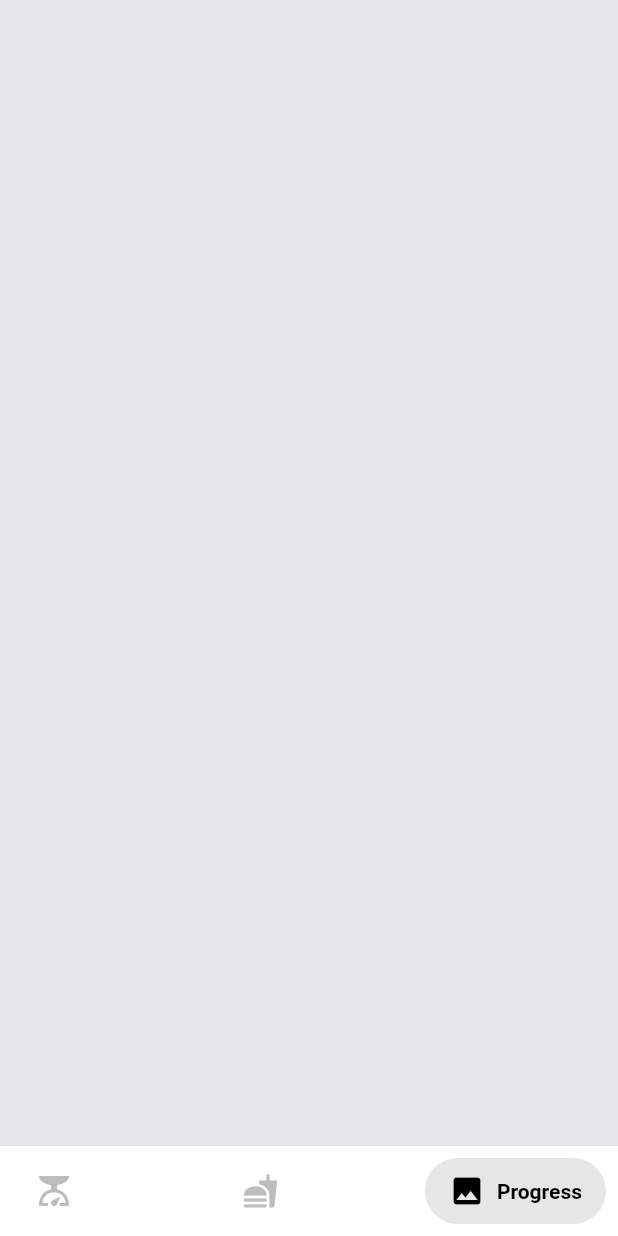
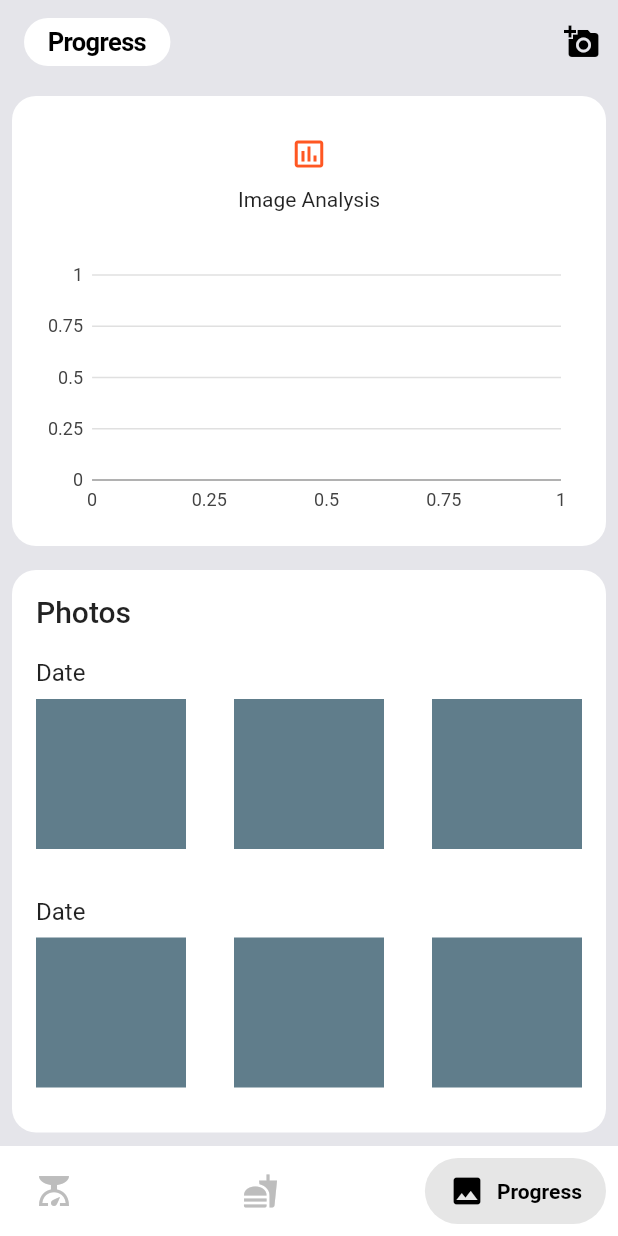
Before and after one commit to jitinder/nutrition, a Flutter app: the screen it shows after launch, item 3 of the bottom bar chosen, on a phone screen of 412 x 824 dp. Run offline on Flutter 3.47's test engine with Material 2 defaults, Android fonts, the phone set to English and light mode, and no system bars; drawn by our look-alikes of salomon_bottom_bar; our stand-ins replace charts_flutter, sqflite; missing offline and left inert: openfoodfacts; accounts and stored records are empty.

Commit message:
Work on Progress tab and start feature work on Food tab

```diff
--- a/lib/main.dart
+++ b/lib/main.dart
@@ -1,6 +1,7 @@
 import 'package:flutter/cupertino.dart';
 import 'package:flutter/material.dart';
 import 'package:flutter/services.dart';
+import 'package:nutrition/progress_tab/progress.dart';
 import 'package:nutrition/util/AppBarData.dart';
 import 'package:nutrition/weight_tab/weight.dart';
 import 'package:salomon_bottom_bar/salomon_bottom_bar.dart';
@@ -17,11 +18,11 @@ class MyApp extends StatelessWidget {
   @override
   Widget build(BuildContext context) {
     return MaterialApp(
-      title: 'Flutter Demo',
+      title: 'SNIP',
       theme: ThemeData(
           primarySwatch: Colors.blue,
           scaffoldBackgroundColor: CupertinoColors.lightBackgroundGray),
-      home: const MyHomePage(title: 'Page Title'),
+      home: const MyHomePage(title: ''),
     );
   }
 }
@@ -36,21 +37,22 @@ class MyHomePage extends StatefulWidget {
 }
 
 class _MyHomePageState extends State<MyHomePage> {
-  int _tabIndex = 1;
+  int _tabIndex = 0;
   List tabs = [
     Weight(),
     Food(),
-    Container(),
+    Progress(),
   ];
   List<AppBarData> appBarData = [
     weightAppBarData,
     foodAppBarData,
-    emptyAppBarData,
+    progressAppBarData,
   ];
 
   @override
   Widget build(BuildContext context) {
     return Scaffold(
+      resizeToAvoidBottomInset: false,
       appBar: AppBar(
         systemOverlayStyle: SystemUiOverlayStyle.dark,
         backgroundColor: Colors.transparent,
--- /dev/null
+++ b/lib/progress_tab/progress.dart
@@ -0,0 +1,97 @@
+import 'package:charts_flutter/flutter.dart';
+import 'package:flutter/material.dart';
+import 'package:flutter/widgets.dart';
+
+import '../util/DataContainer.dart';
+
+class Progress extends StatefulWidget {
+  const Progress({Key? key}) : super(key: key);
+
+  @override
+  State<Progress> createState() => _ProgressState();
+}
+
+class _ProgressState extends State<Progress> {
+  int _numRows = 2;
+
+  Widget _tempImageRow() => Container(
+        margin: EdgeInsets.symmetric(vertical: 12),
+        child: Column(
+          children: [
+            Container(
+              margin: EdgeInsets.symmetric(vertical: 8),
+              alignment: Alignment.centerLeft,
+              child: Text(
+                "Date",
+                style: Theme.of(context).textTheme.titleMedium,
+              ),
+            ),
+            Row(
+              mainAxisAlignment: MainAxisAlignment.spaceBetween,
+              children: List<Widget>.filled(
+                3,
+                Container(
+                  height: 100,
+                  width: 100,
+                  color: Colors.blueGrey,
+                ),
+              ),
+            ),
+          ],
+        ),
+      );
+
+  @override
+  Widget build(BuildContext context) {
+    return ListView(
+      children: [
+        dataContainer(
+          300,
+          Column(
+            children: [
+              const Expanded(
+                flex: 1,
+                child: Icon(
+                  Icons.insert_chart_outlined,
+                  color: Colors.deepOrange,
+                ),
+              ),
+              const Expanded(
+                flex: 1,
+                child: Text("Image Analysis"),
+              ),
+              Expanded(
+                flex: 4,
+                child: Center(
+                  child: LineChart([
+                    Series<int, int>(
+                      id: "id",
+                      data: [],
+                      domainFn: (a, b) => a,
+                      measureFn: (a, b) => a,
+                    ),
+                  ]),
+                ),
+              ),
+            ],
+          ),
+        ),
+        dataContainer(
+          75 + (150 * _numRows.toDouble()),
+          Column(
+            children: [
+              Align(
+                alignment: Alignment.centerLeft,
+                child: Text(
+                  "Photos",
+                  style: Theme.of(context).textTheme.titleLarge,
+                ),
+              ),
+              ...List<Widget>.filled(_numRows, _tempImageRow()),
+            ],
+          ),
+        ),
+      ],
+    );
+  }
+}
--- a/lib/util/AppBarData.dart
+++ b/lib/util/AppBarData.dart
@@ -10,6 +10,20 @@ class AppBarData {
   AppBarData({this.title, this.leading, this.actions});
 }
 
+Widget titlePill(String text) {
+  return Container(
+    padding: const EdgeInsets.symmetric(
+      vertical: 6,
+      horizontal: 16,
+    ),
+    decoration: const ShapeDecoration(
+      color: Colors.white,
+      shape: StadiumBorder(),
+    ),
+    child: Text(text),
+  );
+}
+
 final emptyAppBarData = AppBarData(
   title: Container(),
   leading: Container(),
@@ -19,31 +33,21 @@ final emptyAppBarData = AppBarData(
 );
 
 final weightAppBarData = AppBarData(
-  title: Container(
-    padding: const EdgeInsets.symmetric(
-      vertical: 6,
-      horizontal: 16,
-    ),
-    decoration: const ShapeDecoration(
-      color: Colors.white,
-      shape: StadiumBorder(),
-    ),
-    child: const Text("Weight"),
-  ),
+  title: titlePill("Weight"),
 );
 
+final progressAppBarData = AppBarData(title: titlePill("Progress"), actions: [
+  IconButton(
+    icon: Icon(Icons.add_a_photo),
+    onPressed: () {
+      print("Clicked Add");
+    },
+    splashRadius: 16,
+  ),
+]);
+
 final foodAppBarData = AppBarData(
-  title: Container(
-    padding: EdgeInsets.symmetric(
-      vertical: 6,
-      horizontal: 16,
-    ),
-    decoration: ShapeDecoration(
-      color: Colors.white,
-      shape: StadiumBorder(),
-    ),
-    child: Text("Today"),
-  ),
+  title: titlePill("Today"),
   leading: IconButton(
     icon: Icon(Icons.trending_up),
     onPressed: () {
--- a/lib/util/WeightLog.dart
+++ b/lib/util/WeightLog.dart
@@ -11,8 +11,6 @@ class WeightLog {
     };
   }
 
-  // Implement toString to make it easier to see information about
-  // each dog when using the print statement.
   @override
   String toString() {
     return 'WeightLog{date: $date, weight: $weight}';
--- a/pubspec.yaml
+++ b/pubspec.yaml
@@ -1,5 +1,5 @@
 name: nutrition
-description: Nutrition Assistant
+description: Sid's Nutrition and Progress
 
 # The following line prevents the package from being accidentally published to
 # pub.dev using `flutter pub publish`. This is preferred for private packages.
@@ -40,6 +40,7 @@ dependencies:
   salomon_bottom_bar: ^3.3.1
   charts_flutter: ^0.12.0
   intl: ^0.17.0
+  openfoodfacts: ^1.25.0
 
 dev_dependencies:
   flutter_test:
```
Also changed, not shown: lib/food_tab/add_food.dart (added, +125 -0 lines), lib/food_tab/food.dart (+23 -2 lines), lib/util/FoodItem.dart (added, +25 -0 lines), lib/util/constants.dart (+7 -0 lines), pubspec.lock, 18 other files.
